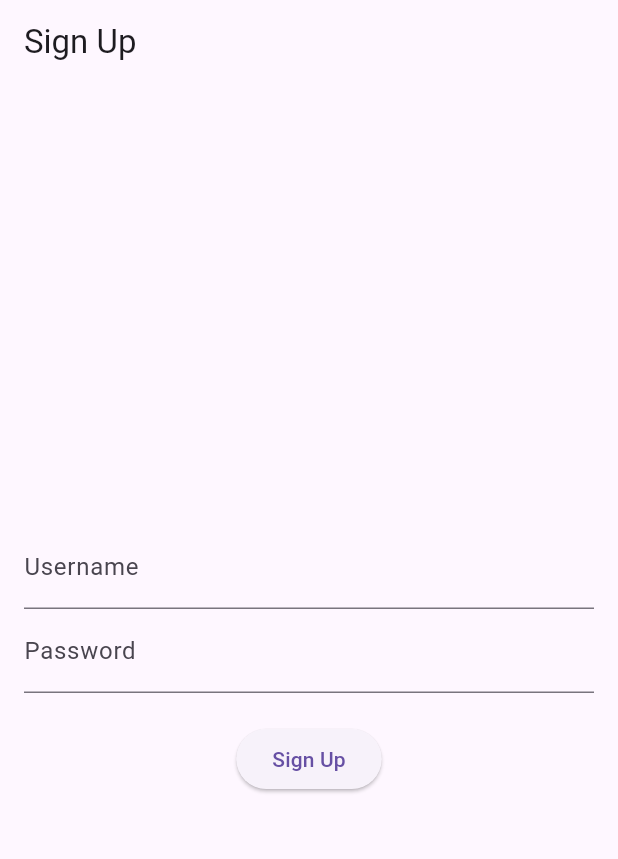
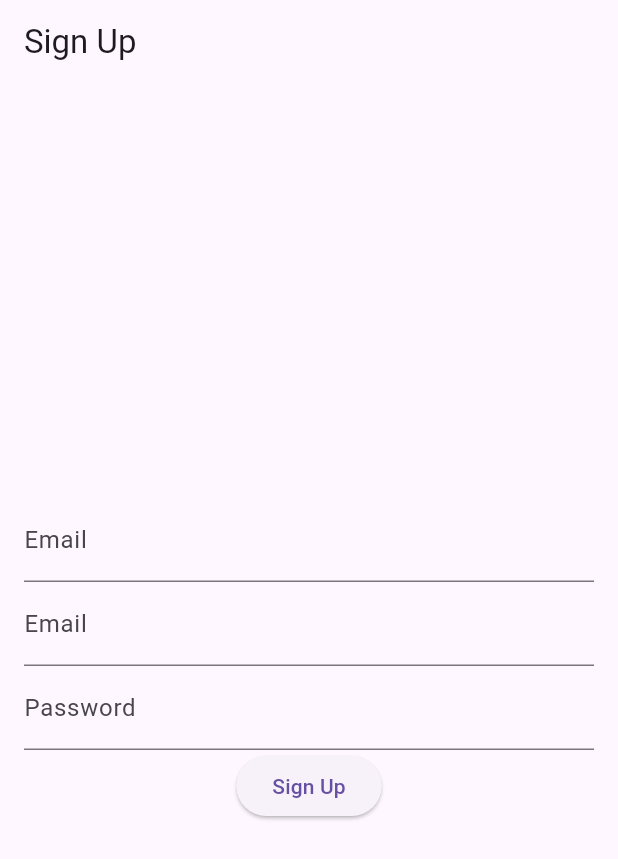
Before and after one commit to malkthere/mad_lesson01_2425, a Flutter app: the screen it shows after launch, after a tap on "Login", after a tap on "Sign up", on a phone screen of 412 x 824 dp. Shown: the top 859 px of the screen. Run offline on Flutter 3.47's test engine with Material 3 defaults, Android fonts, the phone set to English and light mode, and no system bars; our stand-ins replace shared_preferences.

Commit message:
lesson 06-b shared prefrance full example

```diff
--- a/lib/LoginPage.dart
+++ b/lib/LoginPage.dart
@@ -9,16 +9,17 @@ class LoginPage extends StatefulWidget {
 }
 
 class _LoginPageState extends State<LoginPage> {
-  final TextEditingController _usernameController = TextEditingController();
+  final TextEditingController _emailController = TextEditingController();
   final TextEditingController _passwordController = TextEditingController();
   String? _errorMessage;
 
   Future<void> _login() async {
     final SharedPreferences prefs = await SharedPreferences.getInstance();
     final String? savedUsername = prefs.getString('username');
+    final String? savedemail = prefs.getString('email');
     final String? savedPassword = prefs.getString('password');
 
-    if (_usernameController.text == savedUsername &&
+    if (_emailController.text == savedemail &&
         _passwordController.text == savedPassword) {
       Navigator.pushReplacement(
         context,
@@ -26,7 +27,7 @@ class _LoginPageState extends State<LoginPage> {
       );
     } else {
       setState(() {
-        _errorMessage = 'Invalid username or password';
+        _errorMessage = 'Invalid email or password';
       });
     }
   }
@@ -42,8 +43,8 @@ class _LoginPageState extends State<LoginPage> {
             mainAxisAlignment: MainAxisAlignment.center,
             children: [
               TextField(
-                controller: _usernameController,
-                decoration: InputDecoration(labelText: 'Username'),
+                controller: _emailController,
+                decoration: InputDecoration(labelText: 'email'),
               ),
               TextField(
                 controller: _passwordController,
--- a/lib/SignUpPage.dart
+++ b/lib/SignUpPage.dart
@@ -8,18 +8,28 @@ class SignUpPage extends StatefulWidget {
 }
 
 class _SignUpPageState extends State<SignUpPage> {
+  final _formKey = GlobalKey<FormState>();
+
   final TextEditingController _usernameController = TextEditingController();
+  final TextEditingController _emailController = TextEditingController();
   final TextEditingController _passwordController = TextEditingController();
 
+
   Future<void> _signUp() async {
+    if (_formKey.currentState!.validate()) {
+      _formKey.currentState!.save();
+      //print('Name: $_name, Email: $_email, Password : ${_passwordController.text}');
+
     final SharedPreferences prefs = await SharedPreferences.getInstance();
     await prefs.setString('username', _usernameController.text);
+    await prefs.setString('email', _emailController.text);
     await prefs.setString('password', _passwordController.text);
 
     Navigator.pushReplacement(
       context,
       MaterialPageRoute(builder: (context) => LoginPage()),
     );
+    }
   }
 
   @override
@@ -29,19 +39,62 @@ class _SignUpPageState extends State<SignUpPage> {
         appBar: AppBar(title: Text('Sign Up')),
         body: Padding(
           padding: EdgeInsets.all(16.0),
+          child: Form(
+            key: _formKey,
             child: Column(
               mainAxisAlignment: MainAxisAlignment.center,
               children: [
-              TextField(
-                controller: _usernameController,
-                decoration: InputDecoration(labelText: 'Username'),
+                TextFormField(
+                  decoration: InputDecoration(labelText: 'Email'),
+                  validator: (value) {
+                    if (value == null || value.isEmpty) {
+                      return 'Please enter your email';
+                    }
+                    return null;
+                  },
+                  onSaved: (value) {
+                    _usernameController.text = value!;
+                  },
                 ),
-              TextField(
-                controller: _passwordController,
+                TextFormField(
+                  decoration: InputDecoration(labelText: 'Email'),
+                  validator: (value) {
+                    if (value == null || value.isEmpty) {
+                      return 'Please enter your email';
+                    } else if (!RegExp(r"^[a-zA-Z0-9.a-zA-Z0-9.!#$%&'*+-/=?^_`{|}~]+@[a-zA-Z0-9]+\.[a-zA-Z]+").hasMatch(value!)) {
+                      return 'Please enter a valid email address';
+                    }
+                    return null;
+                  },
+                  onSaved: (value) {
+                    _emailController.text = value!;
+                  },
+                ),
+                TextFormField(
+
                   decoration: InputDecoration(labelText: 'Password'),
                   obscureText: true,
+                  validator: (value) {
+                    if (value == null || value.isEmpty) {
+                      return 'Please enter your password';
+                    }
+                    else if (value!.length<8) {
+                      return ' password should be at least 8 chars';
+                    }else if (!RegExp("[a-z]").hasMatch(value!)) {
+                      return ' password should at least one lowercase chars';
+                    }else if (!RegExp("[A-Z]").hasMatch(value!)) {
+                      return ' password should at least one uppercase chars';
+                    }else if (!RegExp("[!#\$%&'*+-/=?^_`{|}~@]").hasMatch(value!)) {
+                      return ' password should at least one symbol';
+                    }else if (!RegExp("[0-9]").hasMatch(value!)) {
+                      return ' password should at least one number';
+                    }
+                    return null;
+                  },
+                  onSaved: (value) {
+                    _passwordController.text = value!;
+                  },
                 ),
-              SizedBox(height: 20),
                 ElevatedButton(
                   onPressed: _signUp,
                   child: Text('Sign Up'),
@@ -50,6 +103,7 @@ class _SignUpPageState extends State<SignUpPage> {
             ),
           ),
         ),
+      ),
     );
   }
 }
```
Lines whose indentation alone changed are shown as unchanged.
